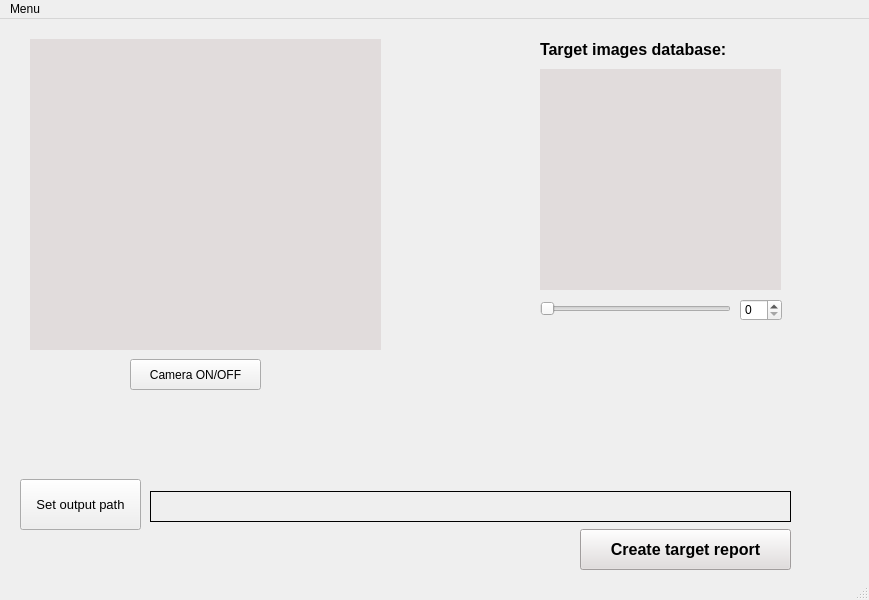
This is Backup/Frontend.ui in TalEfraim/Master as Qt 5 draws it before an edit. The edited form follows.
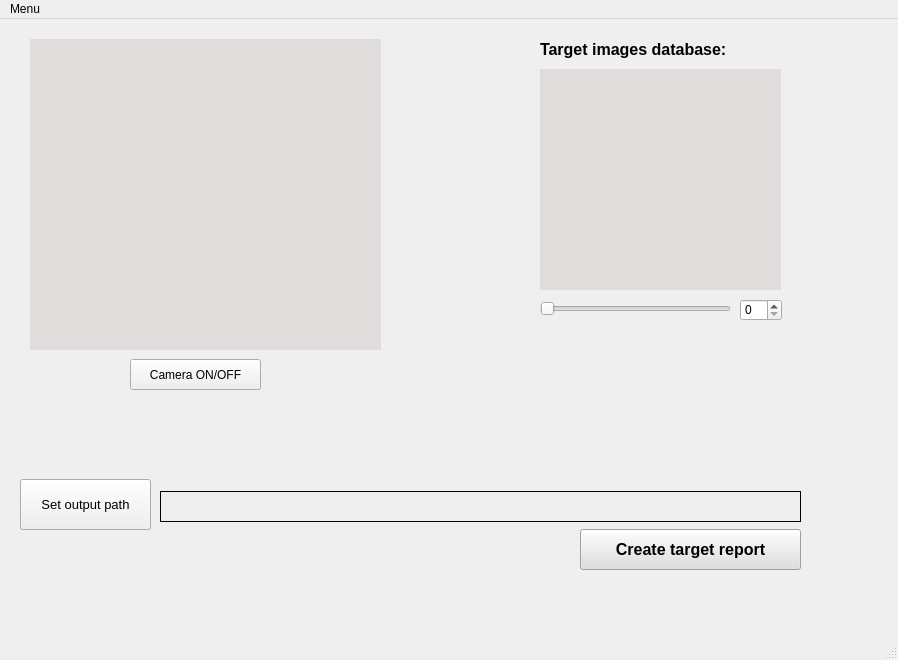
This is the edited form.

Commit message: Connected camera on/off behavior to button.

Diff of the .ui file:
```diff
--- a/Backup/Frontend.ui
+++ b/Backup/Frontend.ui
@@ -6,8 +6,8 @@
    <rect>
     <x>0</x>
     <y>0</y>
-    <width>869</width>
-    <height>600</height>
+    <width>898</width>
+    <height>660</height>
    </rect>
   </property>
   <property name="windowTitle">
@@ -67,7 +67,7 @@
      <rect>
       <x>540</x>
       <y>15</y>
-      <width>241</width>
+      <width>251</width>
       <height>31</height>
      </rect>
     </property>
@@ -111,7 +111,7 @@
      <rect>
       <x>580</x>
       <y>510</y>
-      <width>211</width>
+      <width>221</width>
       <height>41</height>
      </rect>
     </property>
@@ -132,7 +132,7 @@
    <widget class="QLabel" name="ExportPathLabel">
     <property name="geometry">
      <rect>
-      <x>150</x>
+      <x>160</x>
       <y>472</y>
       <width>641</width>
       <height>31</height>
@@ -150,7 +150,7 @@
      <rect>
       <x>20</x>
       <y>460</y>
-      <width>121</width>
+      <width>131</width>
       <height>51</height>
      </rect>
     </property>
@@ -169,7 +169,7 @@
     <rect>
      <x>0</x>
      <y>0</y>
-     <width>869</width>
+     <width>898</width>
      <height>26</height>
     </rect>
    </property>
```
Left out of the diff: 70 changed lines with no effect on the pictures. The commit also changes 3 other files.
